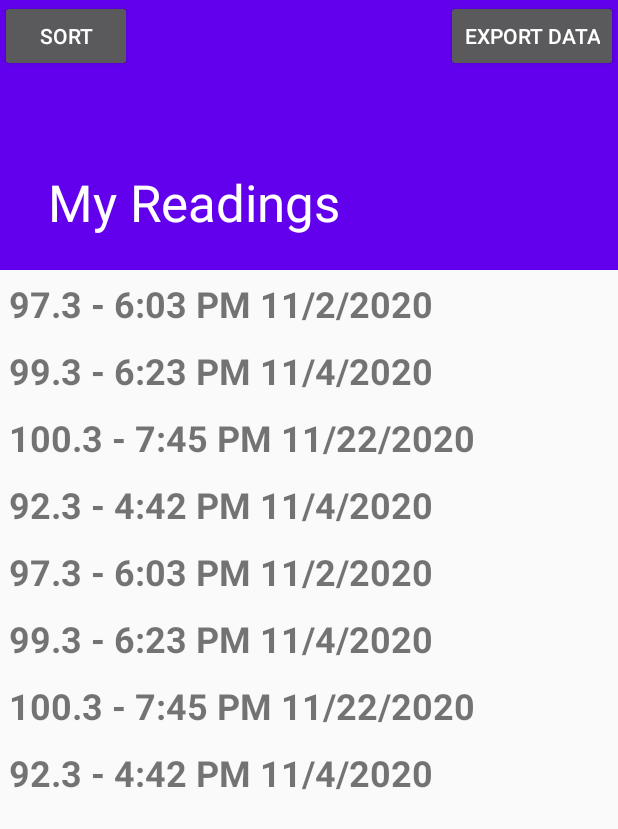
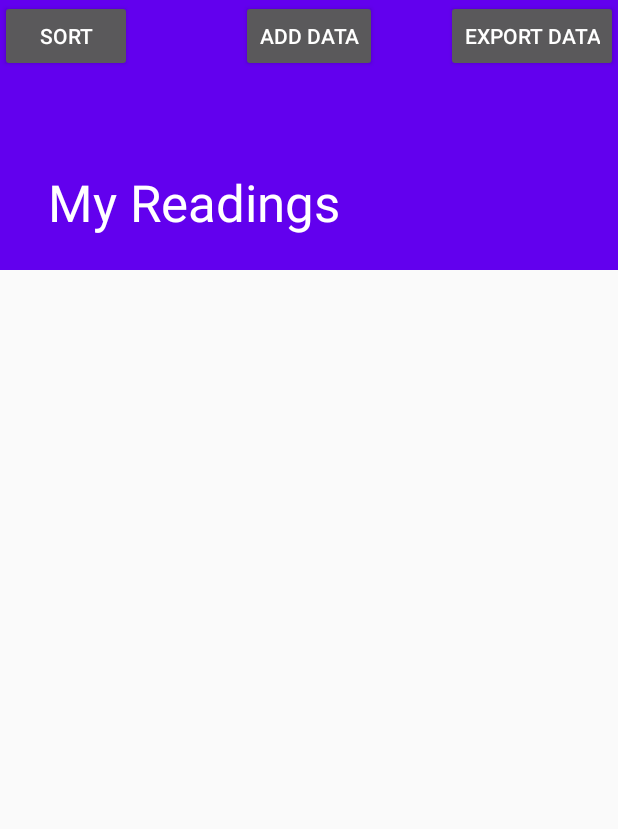
Before and after one commit to Jeffrey-Keyser/DigitalThermometer, an Android app: the ReadingsActivity screen opened directly, with no data from a screen before it, on a phone screen of 412 x 824 dp. Shown: the top 829 px of the screen. Run offline under Robolectric (Android 15) with nearby library versions, the phone set to English and light mode, and no system bars.

Commit message:
Dummy data button

```diff
--- a/app/src/main/java/com/example/digitalthermometer/DbHelper.java
+++ b/app/src/main/java/com/example/digitalthermometer/DbHelper.java
@@ -43,7 +43,7 @@ public class DbHelper extends SQLiteOpenHelper {
     }
 
     // WORKING
-    public boolean insertReading(String time, String temperature){
+    public boolean insertReading(String time, Double temperature){
         SQLiteDatabase db = this.getWritableDatabase();
         ContentValues contentValues = new ContentValues();
         contentValues.put("time", time);
@@ -85,7 +85,7 @@ public class DbHelper extends SQLiteOpenHelper {
         while(res.isAfterLast() == false){
 
             Reading mReading = new Reading();
-            mReading.temp = res.getString(res.getColumnIndex(READINGS_COLUMN_TEMP));
+            mReading.temp = res.getDouble(res.getColumnIndex(READINGS_COLUMN_TEMP));
             mReading.time = res.getString(res.getColumnIndex(READINGS_COLUMN_TIME));
             mReading.id = res.getInt(res.getColumnIndex(READINGS_COLUMN_ID));
 
@@ -107,7 +107,7 @@ public class DbHelper extends SQLiteOpenHelper {
         while(res.isAfterLast() == false){
 
             Reading mReading = new Reading();
-            mReading.temp = res.getString(res.getColumnIndex(READINGS_COLUMN_TEMP));
+            mReading.temp = res.getDouble(res.getColumnIndex(READINGS_COLUMN_TEMP));
             mReading.time = res.getString(res.getColumnIndex(READINGS_COLUMN_TIME));
             mReading.id = res.getInt(res.getColumnIndex(READINGS_COLUMN_ID));
 
--- a/app/src/main/java/com/example/digitalthermometer/Reading.java
+++ b/app/src/main/java/com/example/digitalthermometer/Reading.java
@@ -13,7 +13,7 @@ public class Reading {
     @NonNull
     public Integer id;
 
-    public String temp;
+    public Double temp;
 
     public String time;
 
--- a/app/src/main/java/com/example/digitalthermometer/ReadingsActivity.java
+++ b/app/src/main/java/com/example/digitalthermometer/ReadingsActivity.java
@@ -1,7 +1,9 @@
 package com.example.digitalthermometer;
 
+import android.app.Activity;
 import android.content.Intent;
 import android.database.Cursor;
+import android.os.Build;
 import android.os.Bundle;
 
 import com.google.android.material.appbar.CollapsingToolbarLayout;
@@ -39,7 +41,7 @@ public class ReadingsActivity extends AppCompatActivity {
 
     private boolean sorted = false;
 
-    Button btn_sort, btn_export;
+    Button btn_sort, btn_export, btn_add_dummy_data;
 
     private ArrayList<Reading> mydbAllReadings;
 
@@ -56,8 +58,6 @@ public class ReadingsActivity extends AppCompatActivity {
         mRecyclerView = findViewById(R.id.recyclerview);
 
         mydb = new DbHelper(this);
-
-        createDbDummyData();
 
         mydbAllReadings = mydb.getAllReadings();
 
@@ -92,7 +92,7 @@ public class ReadingsActivity extends AppCompatActivity {
 
         btn_sort = (Button) findViewById(R.id.btn_sort);
         btn_export = (Button) findViewById(R.id.btn_export);
-
+        btn_add_dummy_data = (Button) findViewById(R.id.add_dummy_data);
 
         btn_sort.setOnClickListener(new View.OnClickListener() {
             @Override
@@ -111,15 +111,39 @@ public class ReadingsActivity extends AppCompatActivity {
             }
         });
 
+        btn_add_dummy_data.setOnClickListener(new View.OnClickListener() {
+            @Override
+            public void onClick(View v) {
+                createDbDummyData();
+
+                // Just recreate activity so you don't have to
+                // reenter the activity for the data to show
+                if (Build.VERSION.SDK_INT >= 11)
+                {
+                    recreate();
+                } else {
+                    Intent intent = getIntent();
+                    intent.addFlags(Intent.FLAG_ACTIVITY_NO_ANIMATION);
+                    finish();
+                    overridePendingTransition(0, 0);
+
+                    startActivity(intent);
+                    overridePendingTransition(0, 0);
+                }
+            }
+        });
+
     }
-
 
     private void createDbDummyData() {
 
-        mydb.insertReading("6:03 PM 11/2/2020", "97.3");
-        mydb.insertReading("6:23 PM 11/4/2020", "99.3");
-        mydb.insertReading("7:45 PM 11/22/2020", "100.3");
-        mydb.insertReading("4:42 PM 11/4/2020", "92.3");
-
+        mydb.insertReading("1:03 PM 11/2/2020", 98.6);
+        mydb.insertReading("5:08 PM 10/4/2020", 99.3);
+        mydb.insertReading("2:58 PM 1/22/2020", 100.3);
+        mydb.insertReading("7:46 PM 12/15/2020", 98.6);
+        mydb.insertReading("9:56 PM 11/22/2020", 98.3);
+        mydb.insertReading("4:42 PM 12/4/2020", 99.8);
+        mydb.insertReading("6:15 PM 11/25/2020", 97.8);
+        mydb.insertReading("4:48 PM 11/4/2020", 98.3);
     }
 }
--- a/app/src/main/java/com/example/digitalthermometer/WordListAdapter.java
+++ b/app/src/main/java/com/example/digitalthermometer/WordListAdapter.java
@@ -6,6 +6,7 @@ import android.app.Dialog;
 import android.content.Context;
 import android.content.DialogInterface;
 import android.content.Intent;
+import android.graphics.Color;
 import android.view.LayoutInflater;
 import android.view.View;
 import android.view.ViewGroup;
@@ -14,10 +15,13 @@ import androidx.appcompat.app.AppCompatActivity;
 
 import androidx.annotation.NonNull;
 import androidx.annotation.RequiresPermission;
+import androidx.cardview.widget.CardView;
+import androidx.coordinatorlayout.widget.CoordinatorLayout;
 import androidx.recyclerview.widget.RecyclerView;
 
 import com.example.digitalthermometer.R;
 
+import java.lang.reflect.Array;
 import java.util.ArrayList;
 import java.util.LinkedList;
 import java.util.List;
@@ -27,6 +31,8 @@ import static androidx.core.content.ContextCompat.startActivity;
 public class WordListAdapter extends RecyclerView.Adapter<WordListAdapter.WordViewHolder> {
     private ArrayList<Reading> mWordList;
 
+    //private final mColor highTemp = new mColor(220, 20, 60);
+    private final String highTemp = "#CD5C5C";
     private final Context context;
     private LayoutInflater mInflater;
 
@@ -89,6 +95,10 @@ public class WordListAdapter extends RecyclerView.Adapter<WordListAdapter.WordVi
     public void onBindViewHolder(@NonNull WordListAdapter.WordViewHolder holder, int position) {
         Reading mCurrent = WordListAdapter.this.mWordList.get(position);
         holder.wordItemView.setText(mCurrent.temp + " - " + mCurrent.time);
+        if (mCurrent.temp > 100) {
+            holder.wordItemView.setBackgroundColor(Color.parseColor(highTemp));
+            holder.itemView.setBackgroundColor(Color.parseColor(highTemp));
+        }
     }
 
     @Override
--- a/app/src/main/res/layout/activity_readings.xml
+++ b/app/src/main/res/layout/activity_readings.xml
@@ -23,8 +23,6 @@
             app:layout_scrollFlags="scroll|exitUntilCollapsed"
             app:toolbarId="@+id/toolbar">
 
-
-
             <androidx.appcompat.widget.Toolbar
                 android:id="@+id/toolbar"
                 android:layout_width="match_parent"
@@ -39,11 +37,20 @@
                 android:text="@string/sort"></Button>
 
             <Button
+                android:id="@+id/add_dummy_data"
+                android:layout_width="wrap_content"
+                android:layout_height="wrap_content"
+                android:layout_gravity="center_horizontal"
+                android:text="@string/add_dummy_data"></Button>
+
+            <Button
                 android:id="@+id/btn_export"
                 android:layout_width="wrap_content"
                 android:layout_height="wrap_content"
                 android:layout_gravity="end"
                 android:text="@string/export_data"></Button>
+
+
 
         </com.google.android.material.appbar.CollapsingToolbarLayout>
     </com.google.android.material.appbar.AppBarLayout>
--- a/app/src/main/res/values/strings.xml
+++ b/app/src/main/res/values/strings.xml
@@ -12,4 +12,5 @@
     <string name="time">Time Created</string>
     <string name="sort">Sort</string>
     <string name="export_data">Export Data</string>
+    <string name="add_dummy_data">Add Data</string>
 </resources>
```
